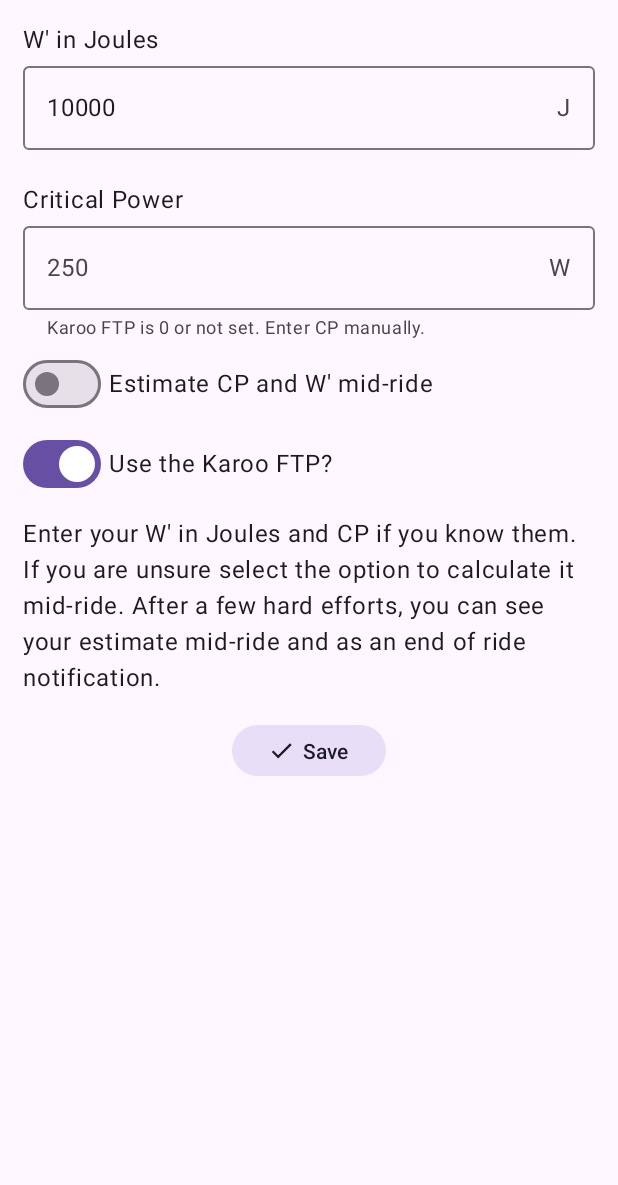
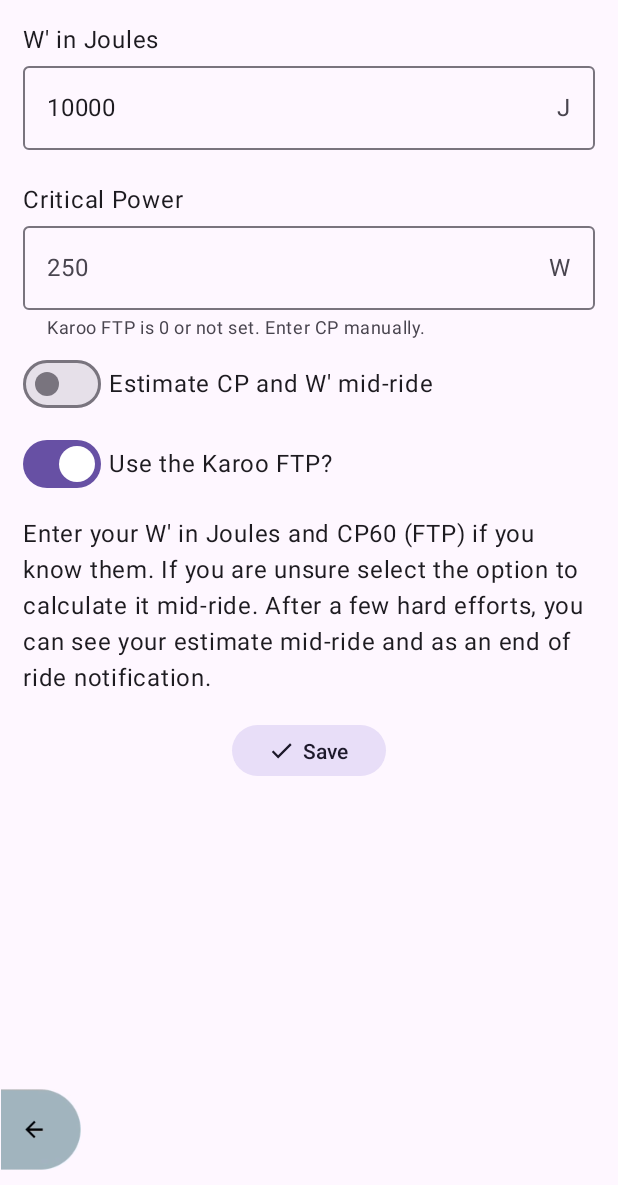
Before and after one commit to currand/karoo-wprimebalance, an Android app built with Jetpack Compose: the screen it shows after launch (MainActivity), on a phone screen of 412 x 824 dp, the part 51-1236 px from its top. Run offline under Robolectric (Android 15) with nearby library versions, the phone set to English and light mode, and no system bars; our stand-ins replace Timber; libraries missing offline, so code that uses them is left out: io.hammerhead.karooext; 2 statements that could not run were skipped.

```diff
--- a/app/build.gradle.kts
+++ b/app/build.gradle.kts
@@ -70,6 +70,7 @@ dependencies {
     implementation(libs.androidx.glance.preview)
     implementation(libs.androidx.glance.appwidget.preview)
     implementation(libs.mockk)
+    implementation(libs.androidx.navigation.runtime.android)
     testImplementation(libs.junit.jupiter)
     testImplementation(kotlin("test"))
     testImplementation(libs.kotlinx.coroutines.test)
--- a/app/src/main/kotlin/com/currand60/wprimebalance/screens/MainScreen.kt
+++ b/app/src/main/kotlin/com/currand60/wprimebalance/screens/MainScreen.kt
@@ -1,6 +1,9 @@
 package com.currand60.wprimebalance.screens
 
+import androidx.activity.ComponentActivity
+import androidx.compose.foundation.Image
 import androidx.compose.foundation.background
+import androidx.compose.foundation.clickable
 import androidx.compose.foundation.layout.Arrangement
 import androidx.compose.foundation.layout.Box
 import androidx.compose.foundation.layout.Column
@@ -10,6 +13,7 @@ import androidx.compose.foundation.layout.fillMaxSize
 import androidx.compose.foundation.layout.fillMaxWidth
 import androidx.compose.foundation.layout.height
 import androidx.compose.foundation.layout.padding
+import androidx.compose.foundation.layout.size
 import androidx.compose.foundation.layout.width
 import androidx.compose.foundation.rememberScrollState
 import androidx.compose.foundation.text.KeyboardOptions
@@ -32,11 +36,14 @@ import androidx.compose.runtime.rememberCoroutineScope
 import androidx.compose.runtime.setValue
 import androidx.compose.ui.Alignment
 import androidx.compose.ui.Modifier
+import androidx.compose.ui.platform.LocalContext
+import androidx.compose.ui.res.painterResource
 import androidx.compose.ui.text.input.KeyboardType
 import androidx.compose.ui.text.style.TextAlign
 import androidx.compose.ui.tooling.preview.Preview
 import androidx.compose.ui.unit.dp
 import com.currand60.wprimebalance.KarooSystemServiceProvider
+import com.currand60.wprimebalance.R
 import com.currand60.wprimebalance.data.ConfigData
 import com.currand60.wprimebalance.managers.ConfigurationManager
 import kotlinx.coroutines.flow.distinctUntilChanged
@@ -48,6 +55,7 @@ import timber.log.Timber
 @Composable
 fun MainScreen() {
 
+    val context = LocalContext.current
     val karooSystem = koinInject<KarooSystemServiceProvider>()
     val configManager: ConfigurationManager = koinInject()
     val coroutineScope = rememberCoroutineScope()
@@ -130,8 +138,10 @@ fun MainScreen() {
         Timber.d("CP Input updated due to useKarooFtp/karooFtp change: $criticalPowerInput")
     }
 
+    val scrollState = rememberScrollState()
+    val isScrolledToBottom = scrollState.value == scrollState.maxValue
 
-        Box(
+    Box(
         modifier = Modifier.fillMaxSize()
     ){
         Column(
@@ -139,7 +149,7 @@ fun MainScreen() {
                 .padding(10.dp)
                 .background(MaterialTheme.colorScheme.background)
                 .fillMaxSize()
-                .verticalScroll(rememberScrollState()),
+                .verticalScroll(scrollState),
             verticalArrangement = Arrangement.spacedBy(5.dp))
         {
             Text(text="W' Balance Settings",
@@ -151,7 +161,8 @@ fun MainScreen() {
             Text("W' in Joules", Modifier.padding(start = 5.dp))
             OutlinedTextField(
                 value = wPrimeInput, // Bound to the string input state
-                modifier = Modifier.fillMaxWidth()
+                modifier = Modifier
+                    .fillMaxWidth()
                     .padding(start = 5.dp, end = 5.dp),
                 onValueChange = { newValue ->
                     Timber.d("W' input changed: $newValue")
@@ -183,7 +194,8 @@ fun MainScreen() {
             // Critical Power input field
             OutlinedTextField(
                 value = criticalPowerInput, // Bound to the string input state
-                modifier = Modifier.fillMaxWidth()
+                modifier = Modifier
+                    .fillMaxWidth()
                     .padding(start = 5.dp, end = 5.dp),
                 onValueChange = { newValue ->
                     Timber.d("CP input changed: $newValue")
@@ -234,7 +246,8 @@ fun MainScreen() {
                     }
                 )
                 Text(
-                    modifier = Modifier.padding(start = 5.dp)
+                    modifier = Modifier
+                        .padding(start = 5.dp)
                         .align(Alignment.CenterVertically),
                     text = "Estimate CP and W' mid-ride",
                 )
@@ -250,7 +263,8 @@ fun MainScreen() {
                     }
                 )
                 Text(
-                    modifier = Modifier.padding(start = 5.dp)
+                    modifier = Modifier
+                        .padding(start = 5.dp)
                         .align(Alignment.CenterVertically),
                     text = "Use the Karoo FTP?",
                 )
@@ -259,7 +273,7 @@ fun MainScreen() {
                 .fillMaxWidth()
                 .padding(5.dp)
             ) {
-                Text("Enter your W' in Joules and CP if you know them. If you are unsure " +
+                Text("Enter your W' in Joules and CP60 (FTP) if you know them. If you are unsure " +
                         "select the option to calculate it mid-ride. After a few hard efforts, you " +
                         "can see your estimate mid-ride and as an end of ride notification."
                 )
@@ -297,5 +311,21 @@ fun MainScreen() {
 
         }
         Spacer(modifier = Modifier.height(20.dp))
+        if (isScrolledToBottom) {
+            Image(
+                painter = painterResource(id = R.drawable.back), // Load your drawable
+                contentDescription = "Back", // For accessibility
+                modifier = Modifier
+                    .align(Alignment.BottomStart) // Aligns the image to the bottom-left
+                    .padding(bottom = 10.dp) // Add some padding from the screen edges
+                    .size(54.dp) // Set a suitable size for the clickable area and image
+                    .clickable {
+                        // Use LocalContext to find the activity and trigger back press
+                        val activity =
+                            context as? ComponentActivity // Or FragmentActivity
+                        activity?.onBackPressedDispatcher?.onBackPressed()
+                    }
+            )
+        }
     }
 }
```
Also changed, not shown: gradle/libs.versions.toml (+9 -7 lines), app/src/main/res/drawable/back.png (added).
